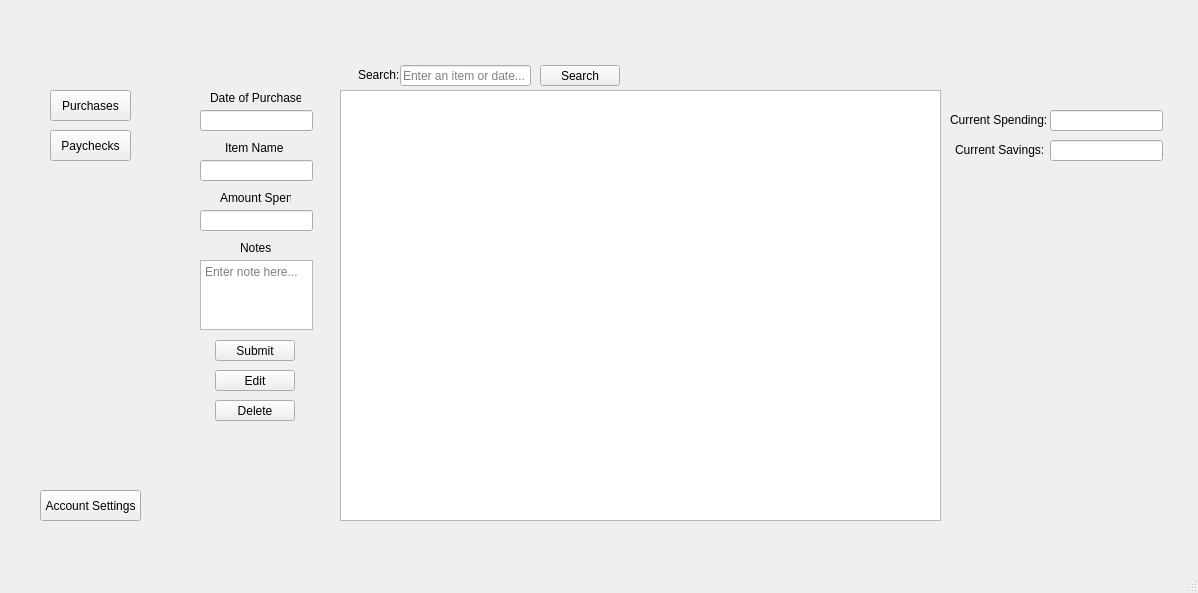
Old version of the form FinanceCalculatorV2/finance_page.ui in the repository UnitedPuggs/FinanceCalculatorV2.
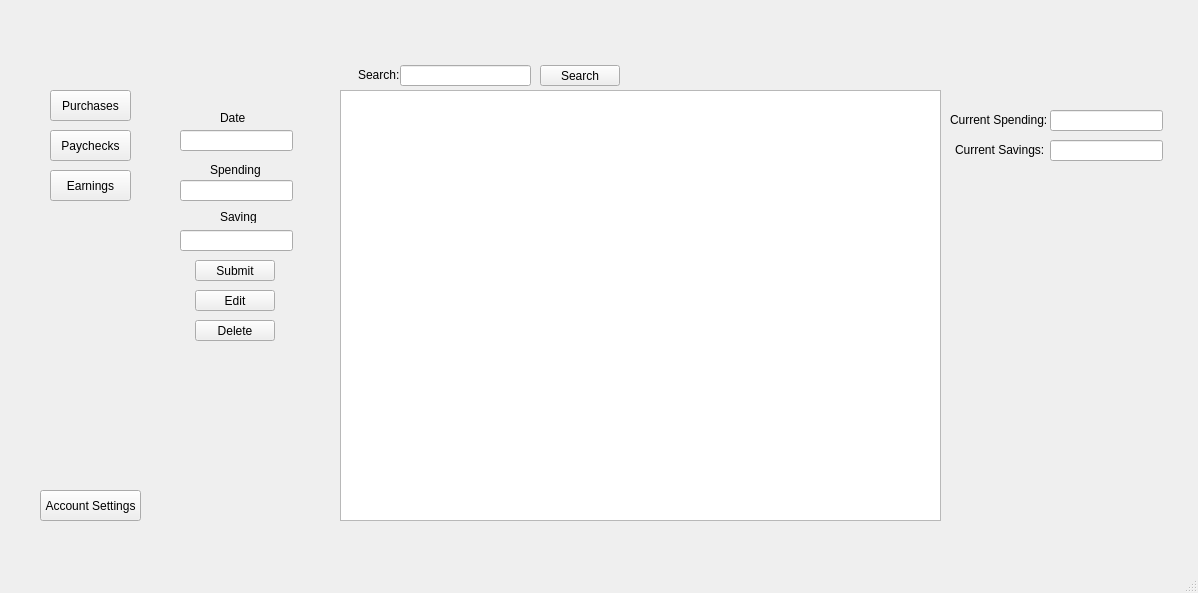
New version of the form. The open tabs and pages were chosen to show the change.

Commit message: implemented earnings and all the required features

```diff
--- a/FinanceCalculatorV2/finance_page.ui
+++ b/FinanceCalculatorV2/finance_page.ui
@@ -434,6 +434,162 @@
       </property>
      </widget>
     </widget>
+    <widget class="QWidget" name="earningsPage">
+     <widget class="QTableView" name="earningsTable">
+      <property name="geometry">
+       <rect>
+        <x>200</x>
+        <y>40</y>
+        <width>601</width>
+        <height>431</height>
+       </rect>
+      </property>
+     </widget>
+     <widget class="QLabel" name="edateLabel">
+      <property name="geometry">
+       <rect>
+        <x>80</x>
+        <y>60</y>
+        <width>31</width>
+        <height>16</height>
+       </rect>
+      </property>
+      <property name="text">
+       <string>Date</string>
+      </property>
+     </widget>
+     <widget class="QLineEdit" name="edateLine">
+      <property name="geometry">
+       <rect>
+        <x>40</x>
+        <y>80</y>
+        <width>113</width>
+        <height>21</height>
+       </rect>
+      </property>
+     </widget>
+     <widget class="QLabel" name="espendLabel">
+      <property name="geometry">
+       <rect>
+        <x>70</x>
+        <y>110</y>
+        <width>51</width>
+        <height>20</height>
+       </rect>
+      </property>
+      <property name="text">
+       <string>Spending</string>
+      </property>
+     </widget>
+     <widget class="QLineEdit" name="espendLine">
+      <property name="geometry">
+       <rect>
+        <x>40</x>
+        <y>130</y>
+        <width>113</width>
+        <height>21</height>
+       </rect>
+      </property>
+     </widget>
+     <widget class="QLabel" name="esaveLabel">
+      <property name="geometry">
+       <rect>
+        <x>80</x>
+        <y>160</y>
+        <width>47</width>
+        <height>13</height>
+       </rect>
+      </property>
+      <property name="text">
+       <string>Saving</string>
+      </property>
+     </widget>
+     <widget class="QLineEdit" name="esaveLine">
+      <property name="geometry">
+       <rect>
+        <x>40</x>
+        <y>180</y>
+        <width>113</width>
+        <height>21</height>
+       </rect>
+      </property>
+     </widget>
+     <widget class="QLabel" name="esearchLabel">
+      <property name="geometry">
+       <rect>
+        <x>218</x>
+        <y>18</y>
+        <width>47</width>
+        <height>13</height>
+       </rect>
+      </property>
+      <property name="text">
+       <string>Search:</string>
+      </property>
+     </widget>
+     <widget class="QLineEdit" name="esearchLine">
+      <property name="geometry">
+       <rect>
+        <x>260</x>
+        <y>15</y>
+        <width>131</width>
+        <height>21</height>
+       </rect>
+      </property>
+     </widget>
+     <widget class="QPushButton" name="esearchButton">
+      <property name="geometry">
+       <rect>
+        <x>400</x>
+        <y>15</y>
+        <width>80</width>
+        <height>21</height>
+       </rect>
+      </property>
+      <property name="text">
+       <string>Search</string>
+      </property>
+     </widget>
+     <widget class="QPushButton" name="esubmitButton">
+      <property name="geometry">
+       <rect>
+        <x>55</x>
+        <y>210</y>
+        <width>80</width>
+        <height>21</height>
+       </rect>
+      </property>
+      <property name="text">
+       <string>Submit</string>
+      </property>
+     </widget>
+     <widget class="QPushButton" name="earningEditButton">
+      <property name="geometry">
+       <rect>
+        <x>55</x>
+        <y>240</y>
+        <width>80</width>
+        <height>21</height>
+       </rect>
+      </property>
+      <property name="text">
+       <string>Edit</string>
+      </property>
+     </widget>
+     <widget class="QPushButton" name="edeleteButton">
+      <property name="geometry">
+       <rect>
+        <x>55</x>
+        <y>270</y>
+        <width>80</width>
+        <height>21</height>
+       </rect>
+      </property>
+      <property name="text">
+       <string>Delete</string>
+      </property>
+     </widget>
+    </widget>
    </widget>
    <widget class="QPushButton" name="purchasesPageButton">
     <property name="geometry">
@@ -526,6 +682,19 @@
      <bool>true</bool>
     </property>
    </widget>
+   <widget class="QPushButton" name="earningsPageButton">
+    <property name="geometry">
+     <rect>
+      <x>50</x>
+      <y>170</y>
+      <width>81</width>
+      <height>31</height>
+     </rect>
+    </property>
+    <property name="text">
+     <string>Earnings</string>
+    </property>
+   </widget>
   </widget>
   <widget class="QMenuBar" name="menubar">
    <property name="geometry">
```
Left out of the diff: 151 changed lines with no effect on the pictures. The commit also changes 19 other files.
